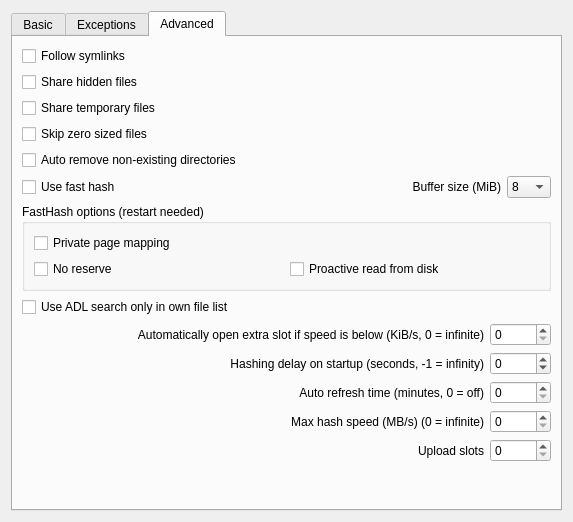
eiskaltdcpp/eiskaltdcpp, file eiskaltdcpp-qt/ui/UISettingsSharing.ui: the form before one commit.
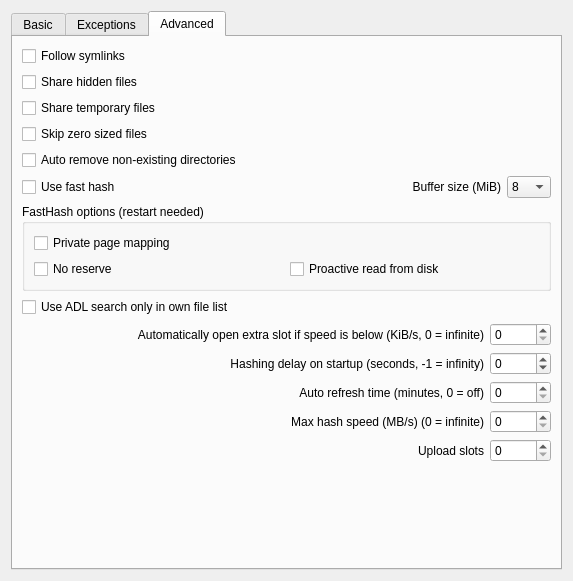
The form after the commit. The open tabs and pages were chosen to show the change.

What changed in the file:
```diff
--- a/eiskaltdcpp-qt/ui/UISettingsSharing.ui
+++ b/eiskaltdcpp-qt/ui/UISettingsSharing.ui
@@ -7,7 +7,7 @@
     <x>0</x>
     <y>0</y>
     <width>573</width>
-    <height>522</height>
+    <height>581</height>
    </rect>
   </property>
   <property name="windowTitle">
```
Left out of the diff: 30 changed lines with no effect on the pictures.
